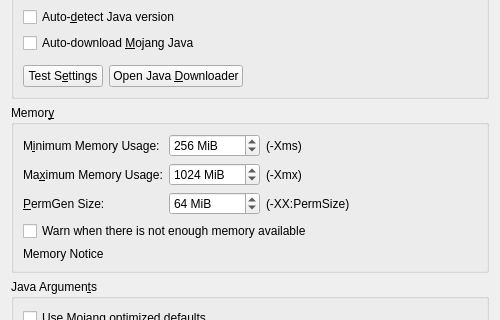
Qt form launcher/ui/widgets/JavaSettingsWidget.ui (devTeam-GC/GC-Launcher) before a commit; both pictures show x 0 to 500 and y 167 to 487 of the 500 by 1000 pixel window.
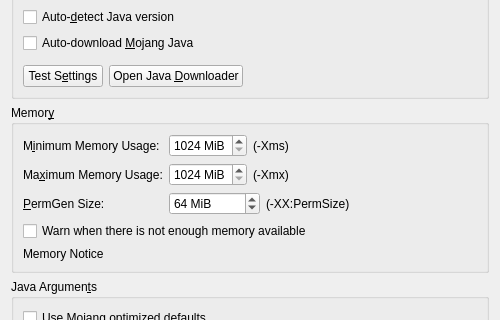
The same form after that commit.

Commit message: Fix mem alloc settings UI

What changed in the file:
```diff
--- a/launcher/ui/widgets/JavaSettingsWidget.ui
+++ b/launcher/ui/widgets/JavaSettingsWidget.ui
@@ -220,10 +220,10 @@
              <string notr="true"> MiB</string>
             </property>
             <property name="minimum">
-             <number>8</number>
+             <number>1024</number>
             </property>
             <property name="maximum">
-             <number>1048576</number>
+             <number>6144</number>
             </property>
             <property name="singleStep">
              <number>128</number>
@@ -269,10 +269,10 @@
              <string notr="true"> MiB</string>
             </property>
             <property name="minimum">
-             <number>8</number>
+             <number>1024</number>
             </property>
             <property name="maximum">
-             <number>1048576</number>
+             <number>6144</number>
             </property>
             <property name="singleStep">
              <number>128</number>
```
Left out of the diff: 4 changed lines with no effect on the pictures. The commit also changes 4 other files.
